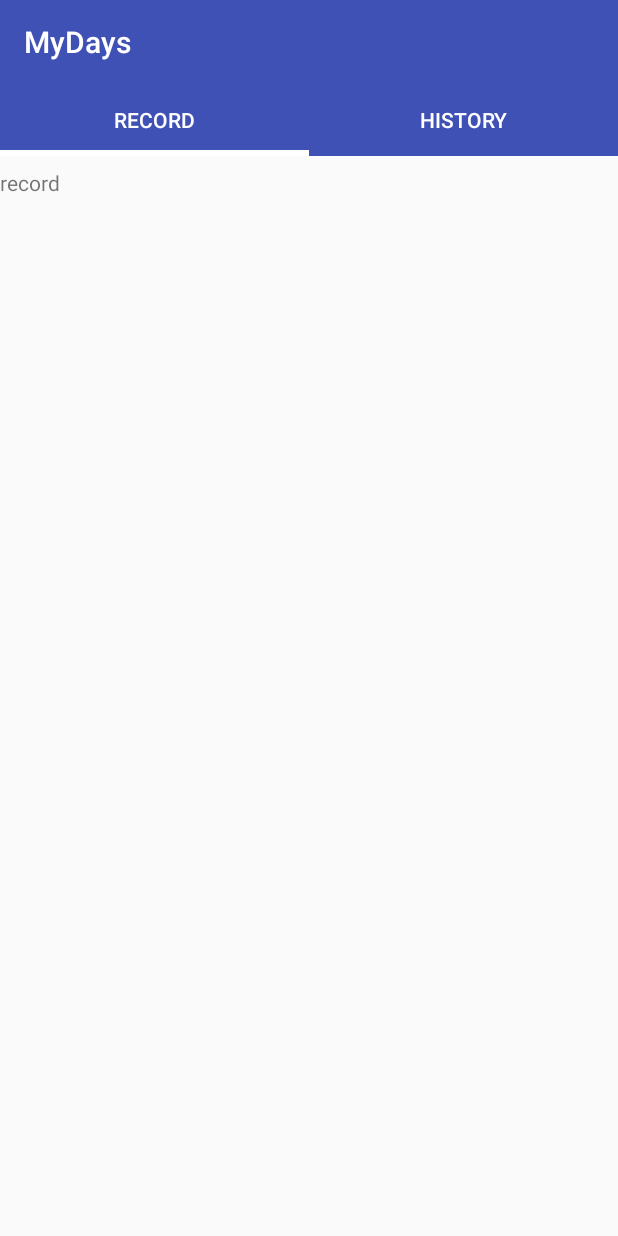
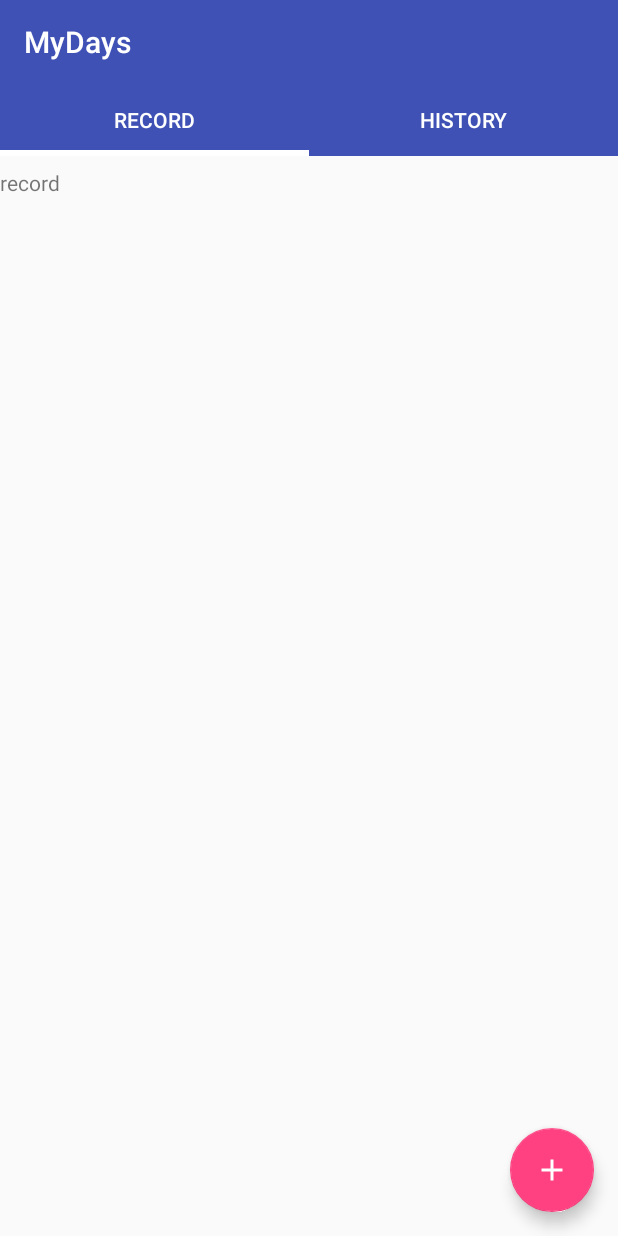
Before and after one commit to giantsol/Days, an Android app: the screen it shows after launch (MainActivity), on a phone screen of 412 x 824 dp. Run offline under Robolectric (Android 15) with nearby library versions, the phone set to English and light mode, and no system bars.

Commit message:
FloatingActionButton 추가

```diff
--- a/app/src/main/java/com/hansollee/mydays/record/RecordFragment.kt
+++ b/app/src/main/java/com/hansollee/mydays/record/RecordFragment.kt
@@ -4,7 +4,9 @@ import android.os.Bundle
 import android.view.LayoutInflater
 import android.view.View
 import android.view.ViewGroup
+import android.widget.Toast
 import androidx.fragment.app.Fragment
+import com.google.android.material.floatingactionbutton.FloatingActionButton
 import com.hansollee.mydays.R
 
 /**
@@ -13,7 +15,16 @@ import com.hansollee.mydays.R
 
 class RecordFragment: Fragment() {
 
+    private lateinit var floatingButton: FloatingActionButton
+
     override fun onCreateView(inflater: LayoutInflater?, container: ViewGroup?, savedInstanceState: Bundle?): View {
         return inflater!!.inflate(R.layout.fragment_record, container, false)
     }
+
+    override fun onViewCreated(view: View, savedInstanceState: Bundle?) {
+        floatingButton = view.findViewById(R.id.floating_button)
+        floatingButton.setOnClickListener { _ ->
+            Toast.makeText(context, "hello", Toast.LENGTH_SHORT).show()
+        }
+    }
 }
--- /dev/null
+++ b/app/src/main/res/drawable/ic_add_white_24dp.xml
@@ -0,0 +1,5 @@
+<vector android:height="24dp" android:tint="#FFFFFF"
+    android:viewportHeight="24.0" android:viewportWidth="24.0"
+    android:width="24dp" xmlns:android="http://schemas.android.com/apk/res/android">
+    <path android:fillColor="#FF000000" android:pathData="M19,13h-6v6h-2v-6H5v-2h6V5h2v6h6v2z"/>
+</vector>
--- a/app/src/main/res/layout/fragment_record.xml
+++ b/app/src/main/res/layout/fragment_record.xml
@@ -1,7 +1,6 @@
 <?xml version="1.0" encoding="utf-8"?>
-<LinearLayout
+<RelativeLayout
     xmlns:android="http://schemas.android.com/apk/res/android"
-    android:orientation="vertical"
     android:layout_width="match_parent"
     android:layout_height="match_parent">
 
@@ -11,4 +10,15 @@
         android:text="record"
         />
 
-</LinearLayout>
+    <com.google.android.material.floatingactionbutton.FloatingActionButton
+        android:id="@+id/floating_button"
+        android:layout_width="wrap_content"
+        android:layout_height="wrap_content"
+        android:layout_alignParentRight="true"
+        android:layout_alignParentEnd="true"
+        android:layout_alignParentBottom="true"
+        android:layout_margin="16dp"
+        android:src="@drawable/ic_add_white_24dp"
+        />
+
+</RelativeLayout>
```
